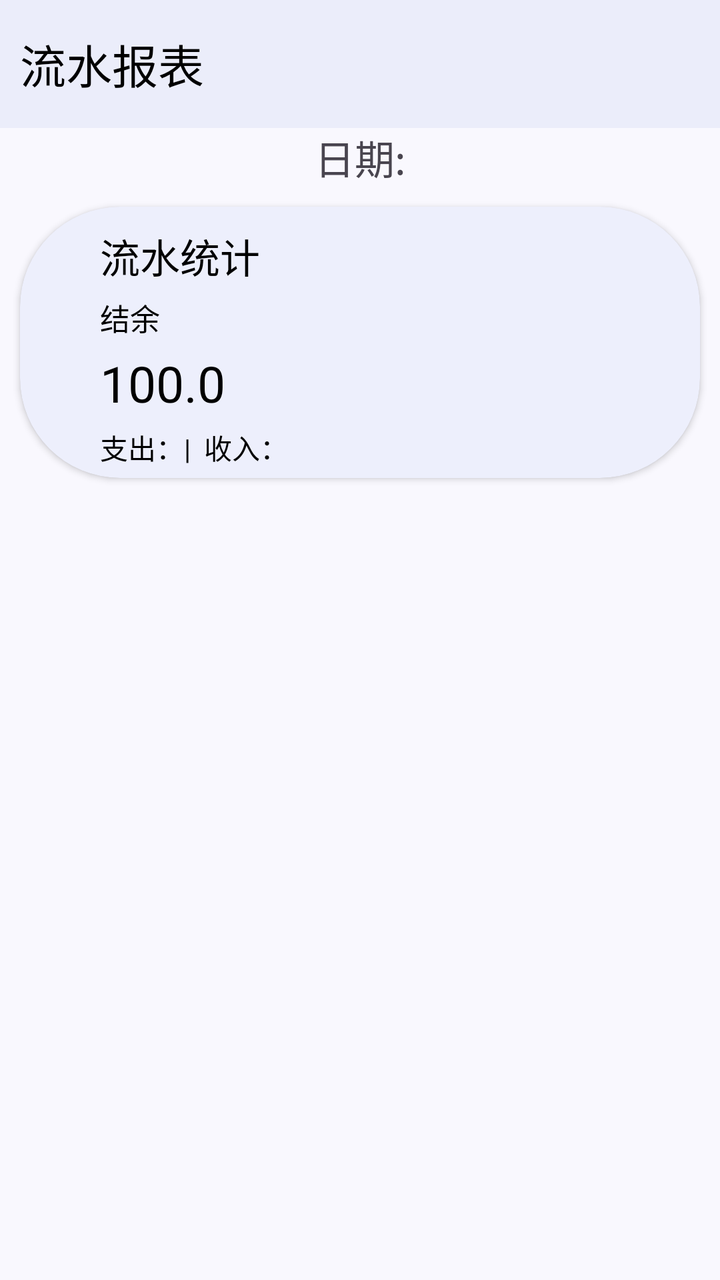
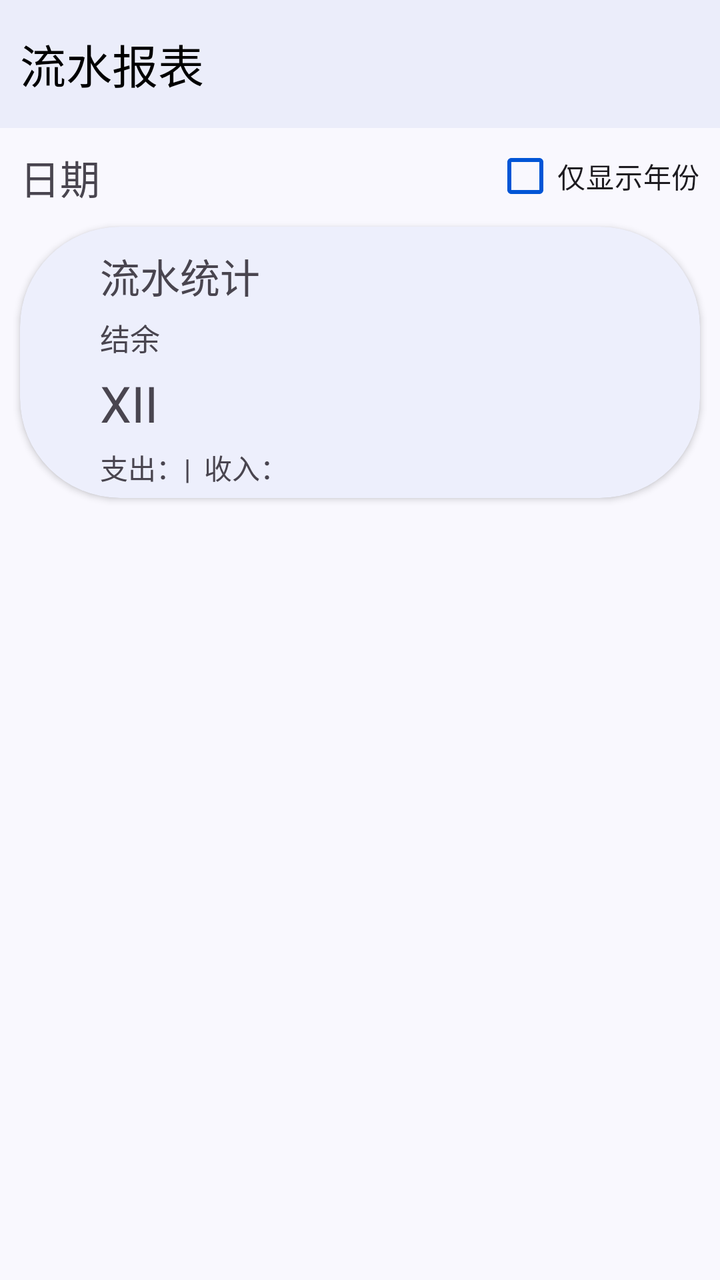

The first picture is an Android layout as it rendered before a commit; the second is the same layout after the commit. The layout source and the unified diff follow.
<!-- AndroidManifest.xml: application theme Theme.ProjectManager -->
<!-- res/layout/activity_report.xml -->
<?xml version="1.0" encoding="utf-8"?>
<androidx.constraintlayout.widget.ConstraintLayout xmlns:android="http://schemas.android.com/apk/res/android"
    xmlns:app="http://schemas.android.com/apk/res-auto"
    xmlns:tools="http://schemas.android.com/tools"
    android:id="@+id/main"
    style="@style/PageStyle"
    android:layout_width="match_parent"
    android:layout_height="match_parent"
    tools:context=".ui.bookkeeping.report.ReportActivity">

    <androidx.appcompat.widget.Toolbar
        android:id="@+id/report_toolbar"
        android:layout_width="match_parent"
        android:layout_height="?attr/actionBarSize"
        app:layout_constraintEnd_toEndOf="parent"
        app:layout_constraintStart_toStartOf="parent"
        app:layout_constraintTop_toTopOf="parent"
        app:title="@string/title_report" />

    <TextView
        android:id="@+id/report_date_textview"
        android:layout_width="wrap_content"
        android:layout_height="wrap_content"
        android:text="日期:"
        android:textSize="20dp"
        app:layout_constraintLeft_toLeftOf="parent"
        app:layout_constraintRight_toRightOf="parent"
        app:layout_constraintTop_toBottomOf="@id/report_toolbar" />

    <androidx.cardview.widget.CardView
        style="@style/CardStyle"
        android:layout_width="match_parent"
        android:layout_height="wrap_content"
        app:layout_constraintTop_toBottomOf="@id/report_date_textview">

        <LinearLayout
            android:layout_width="match_parent"
            android:layout_height="match_parent"
            android:orientation="vertical"
            android:padding="5dp">

            <TextView
                style="@style/TextViewStyle"
                android:layout_width="wrap_content"
                android:layout_height="wrap_content"
                android:text="流水统计"
                android:textSize="20sp" />

            <TextView
                style="@style/TextViewStyle"
                android:layout_width="wrap_content"
                android:layout_height="wrap_content"
                android:text="结余"
                android:textSize="15sp" />

            <TextView
                android:id="@+id/report_balance_textview"
                style="@style/TextViewStyle"
                android:layout_width="wrap_content"
                android:layout_height="wrap_content"
                android:text="100.0"
                android:textSize="25sp" />

            <TextView
                android:id="@+id/report_expenditure_income_textview"
                style="@style/TextViewStyle"
                android:layout_width="wrap_content"
                android:layout_height="wrap_content"
                android:text="支出：|  收入：" />
        </LinearLayout>
    </androidx.cardview.widget.CardView>
</androidx.constraintlayout.widget.ConstraintLayout>
<!-- resources referenced by this layout -->
<resources>
  <string name="title_report">流水报表</string>
  <style name="CardStyle">
          <item name="cardBackgroundColor">@color/card_background</item>
          <item name="cardCornerRadius">50dp</item>
          <item name="android:layout_margin">10dp</item>
      </style>
  <style name="PageStyle">
          <item name="android:background">@color/page_background</item>
      </style>
  <style name="TextViewStyle">
          <item name="android:layout_marginTop">5dp</item>
          <item name="android:layout_marginLeft">35dp</item>
          <item name="android:textColor">@color/black</item>
      </style>
  <style name="Theme.ProjectManager" parent="Theme.Material3.DayNight.NoActionBar">
          
          <item name="colorPrimary">@color/purple_500</item>
          <item name="colorPrimaryVariant">@color/purple_700</item>
          <item name="colorOnPrimary">@color/white</item>
          
          <item name="colorSecondary">@color/teal_200</item>
          <item name="colorSecondaryVariant">@color/teal_700</item>
          <item name="colorOnSecondary">@color/black</item>
          
          <item name="android:statusBarColor">?attr/colorPrimaryVariant</item>
          
          <item name="toolbarStyle">@style/ToolBarStyle</item>
      </style>
  <color name="card_background">#edeffc</color>
  <color name="page_background">#f9f8fe</color>
  <color name="black">#FF000000</color>
  <color name="purple_500">#FF6200EE</color>
  <color name="purple_700">#FF3700B3</color>
  <color name="white">#FFFFFFFF</color>
  <color name="teal_200">#FF03DAC5</color>
  <color name="teal_700">#FF018786</color>
  <style name="ToolBarStyle">
          <item name="android:background">@color/toolbar_background</item>
          <item name="contentInsetStart">10dp</item>
          <item name="titleTextAppearance">@style/TitleStyle</item>
      </style>
  <color name="toolbar_background">#ebedfa</color>
  <style name="TitleStyle">
          <item name="android:textSize">23sp</item>
          <item name="android:textColor">@color/black</item>
      </style>
</resources>

<!-- the commit's change to res/layout/activity_report.xml (unified diff, before → after) -->
@@ -21,9 +21,20 @@
         android:id="@+id/report_date_textview"
         android:layout_width="wrap_content"
         android:layout_height="wrap_content"
-        android:text="日期:"
+        android:layout_marginStart="10dp"
+        android:layout_marginTop="10dp"
+        android:text="日期"
         android:textSize="20dp"
         app:layout_constraintLeft_toLeftOf="parent"
+        app:layout_constraintTop_toBottomOf="@id/report_toolbar" />
+
+    <com.google.android.material.checkbox.MaterialCheckBox
+        android:id="@+id/report_year_only_checkbox"
+        style="@style/CheckBoxStyle"
+        android:layout_width="wrap_content"
+        android:layout_height="wrap_content"
+        android:layout_marginEnd="10dp"
+        android:text="仅显示年份"
         app:layout_constraintRight_toRightOf="parent"
         app:layout_constraintTop_toBottomOf="@id/report_toolbar" />
 
@@ -58,7 +69,7 @@
                 style="@style/TextViewStyle"
                 android:layout_width="wrap_content"
                 android:layout_height="wrap_content"
-                android:text="100.0"
+                android:text="XII"
                 android:textSize="25sp" />
 
             <TextView
<!-- resource entries referenced after the edit -->
@@ -6,13 +6,15 @@
           <item name="cardCornerRadius">50dp</item>
           <item name="android:layout_margin">10dp</item>
       </style>
+  <style name="CheckBoxStyle">
+          <item name="buttonTint">@color/theme_blue</item>
+      </style>
   <style name="PageStyle">
           <item name="android:background">@color/page_background</item>
       </style>
   <style name="TextViewStyle">
           <item name="android:layout_marginTop">5dp</item>
           <item name="android:layout_marginLeft">35dp</item>
-          <item name="android:textColor">@color/black</item>
       </style>
   <style name="Theme.ProjectManager" parent="Theme.Material3.DayNight.NoActionBar">
           
@@ -29,6 +31,7 @@
           <item name="toolbarStyle">@style/ToolBarStyle</item>
       </style>
   <color name="card_background">#edeffc</color>
+  <color name="theme_blue">#0055d6</color>
   <color name="page_background">#f9f8fe</color>
   <color name="black">#FF000000</color>
   <color name="purple_500">#FF6200EE</color>
